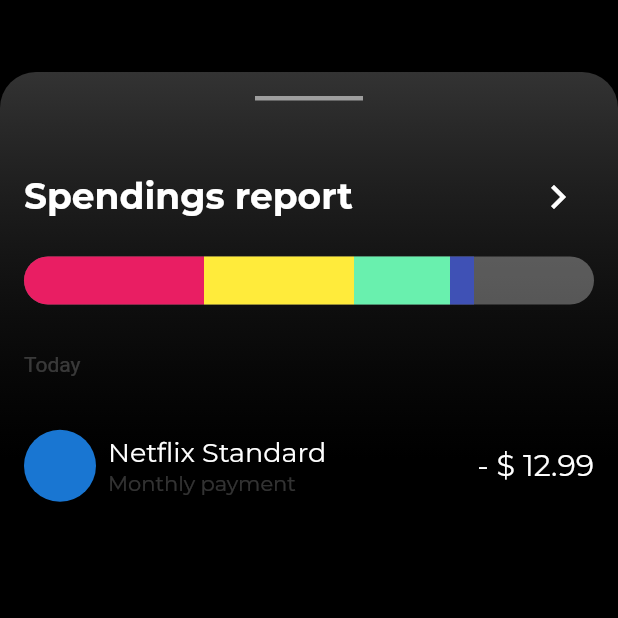
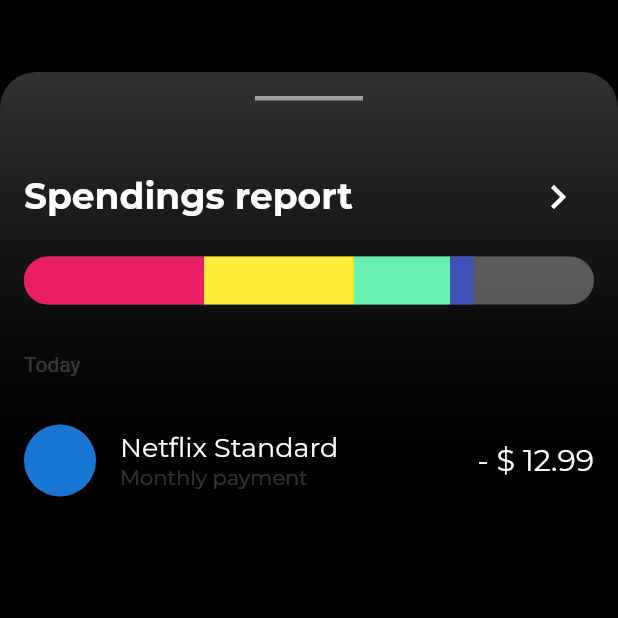
Before and after one commit to JAICHANGPARK/flutter_notebook_8th_story, a Flutter app: the screen it shows after launch, on a phone screen of 412 x 824 dp, the top half of it. Run offline on Flutter 3.47's test engine with Material 2 defaults, Android fonts, the phone set to English and light mode, and no system bars; our stand-ins replace badges, flutter_hooks, google_fonts, hooks_riverpod, state_notifier.

Commit message:
Update bank_main_page.dart

```diff
--- a/lib/ep594_banking_app/bank_main_page.dart
+++ b/lib/ep594_banking_app/bank_main_page.dart
@@ -117,7 +117,7 @@ class _BankMainPageState extends State<BankMainPage> {
                               radius: 24,
                             ),
                             Padding(
-                              padding: const EdgeInsets.all(8.0),
+                              padding: const EdgeInsets.only(left: 16),
                               child: Column(
                                 crossAxisAlignment: CrossAxisAlignment.start,
                                 children: [
```
